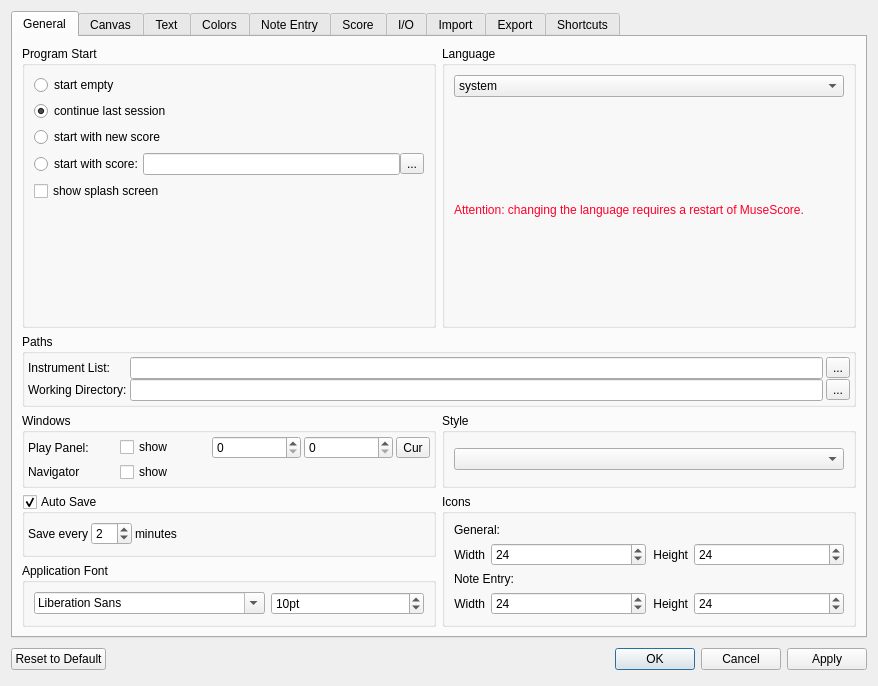
Above: mscore/mscore/prefsdialog.ui from musescore/musescore-old before the change. Below: the same form after it.
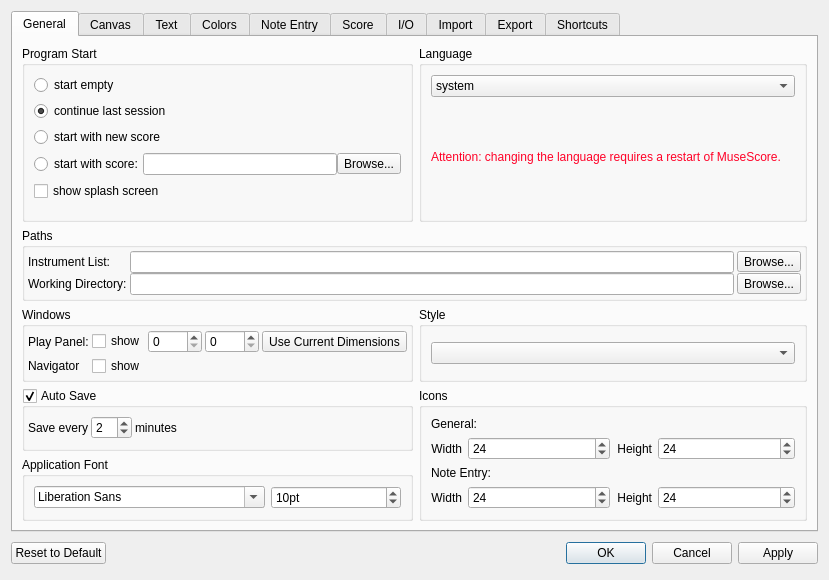
That is the form after the change. Icons and pictures are not drawn. Custom widgets are drawn as their Qt base class.

Commit message: - rename Style menu item from "Edit Style" to "Edit General Style" - add text to some unlabeled buttons in prefdialog.ui

```diff
--- a/mscore/mscore/prefsdialog.ui
+++ b/mscore/mscore/prefsdialog.ui
@@ -6,8 +6,8 @@
    <rect>
     <x>0</x>
     <y>0</y>
-    <width>878</width>
-    <height>686</height>
+    <width>829</width>
+    <height>580</height>
    </rect>
   </property>
   <property name="windowTitle">
@@ -75,7 +75,7 @@
             <item>
              <widget class="QToolButton" name="startWithButton">
               <property name="text">
-               <string>...</string>
+               <string>Browse...</string>
               </property>
               <property name="icon">
                <iconset resource="mscore.qrc">
@@ -284,7 +284,7 @@
           <item row="0" column="2">
            <widget class="QToolButton" name="instrumentListButton">
             <property name="text">
-             <string>...</string>
+             <string>Browse...</string>
             </property>
             <property name="icon">
              <iconset resource="mscore.qrc">
@@ -305,7 +305,7 @@
           <item row="1" column="2">
            <widget class="QToolButton" name="workingDirectoryButton">
             <property name="text">
-             <string>...</string>
+             <string>Browse...</string>
             </property>
             <property name="icon">
              <iconset resource="mscore.qrc">
@@ -365,7 +365,7 @@
           <item row="0" column="4">
            <widget class="QToolButton" name="playPanelCur">
             <property name="text">
-             <string>Cur</string>
+             <string>Use Current Dimensions</string>
             </property>
            </widget>
           </item>
```
Left out of the diff: 51 changed lines with no effect on the pictures. The commit also changes 3 other files.
